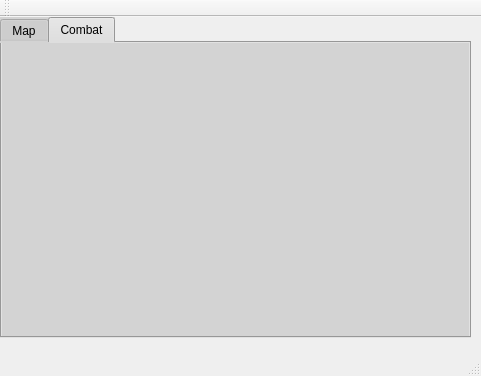
This is mainwindow.ui in IronLucario2012/DigimonWorldOS as Qt 5 draws it before an edit. The edited form follows.
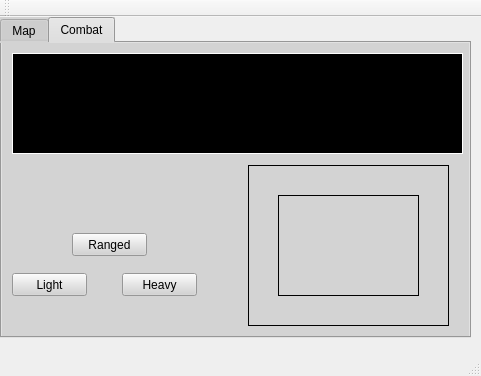
This is the edited form. The open tabs and pages were chosen to show the change.

What changed in the file:
```diff
--- a/mainwindow.ui
+++ b/mainwindow.ui
@@ -210,6 +210,99 @@
      <attribute name="title">
       <string>Combat</string>
      </attribute>
+     <widget class="QLabel" name="textOutputC">
+      <property name="geometry">
+       <rect>
+        <x>10</x>
+        <y>10</y>
+        <width>451</width>
+        <height>101</height>
+       </rect>
+      </property>
+      <property name="autoFillBackground">
+       <bool>false</bool>
+      </property>
+      <property name="styleSheet">
+       <string notr="true">background-color : black; color : white</string>
+      </property>
+      <property name="frameShape">
+       <enum>QFrame::Box</enum>
+      </property>
+      <property name="text">
+       <string/>
+      </property>
+     </widget>
+     <widget class="QPushButton" name="Ranged">
+      <property name="geometry">
+       <rect>
+        <x>70</x>
+        <y>190</y>
+        <width>75</width>
+        <height>23</height>
+       </rect>
+      </property>
+      <property name="text">
+       <string>Ranged</string>
+      </property>
+     </widget>
+     <widget class="QPushButton" name="Light">
+      <property name="geometry">
+       <rect>
+        <x>10</x>
+        <y>230</y>
+        <width>75</width>
+        <height>23</height>
+       </rect>
+      </property>
+      <property name="text">
+       <string>Light</string>
+      </property>
+     </widget>
+     <widget class="QPushButton" name="Heavy">
+      <property name="geometry">
+       <rect>
+        <x>120</x>
+        <y>230</y>
+        <width>75</width>
+        <height>23</height>
+       </rect>
+      </property>
+      <property name="text">
+       <string>Heavy</string>
+      </property>
+     </widget>
+     <widget class="QLabel" name="roomImageC">
+      <property name="geometry">
+       <rect>
+        <x>246</x>
+        <y>122</y>
+        <width>201</width>
+        <height>161</height>
+       </rect>
+      </property>
+      <property name="frameShape">
+       <enum>QFrame::Box</enum>
+      </property>
+      <property name="text">
+       <string/>
+      </property>
+     </widget>
+     <widget class="QLabel" name="enemyImageC">
+      <property name="geometry">
+       <rect>
+        <x>276</x>
+        <y>152</y>
+        <width>141</width>
+        <height>101</height>
+       </rect>
+      </property>
+      <property name="frameShape">
+       <enum>QFrame::Box</enum>
+      </property>
+      <property name="text">
+       <string/>
+      </property>
+     </widget>
     </widget>
    </widget>
   </widget>
```
Left out of the diff: 18 changed lines with no effect on the pictures.
